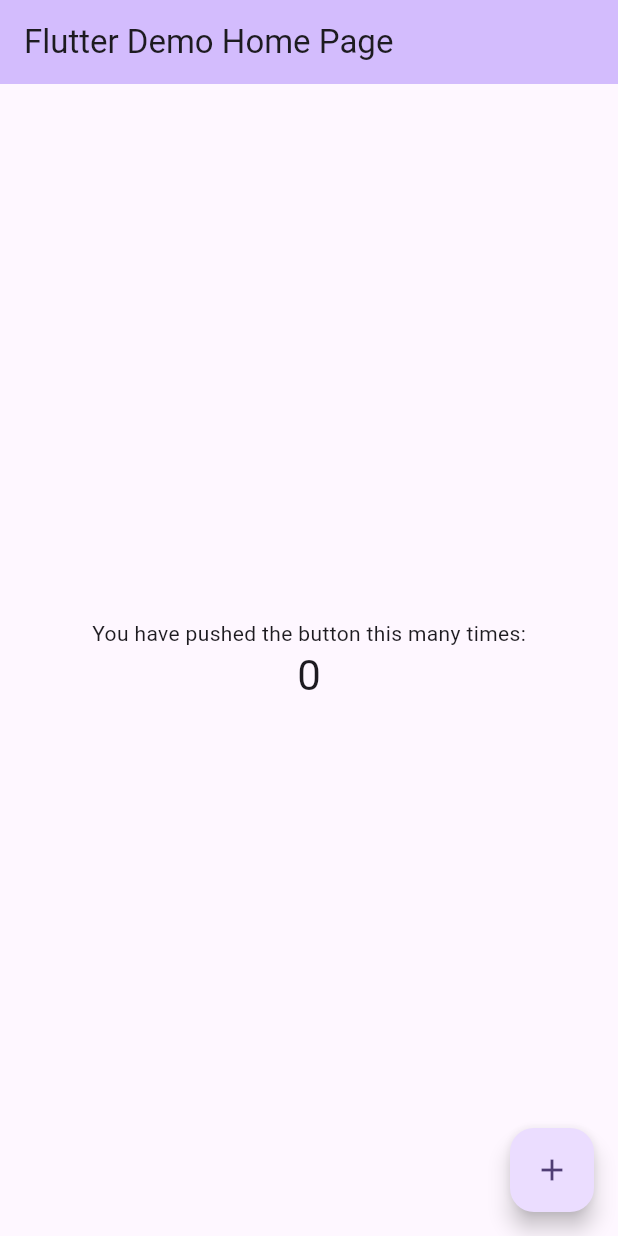
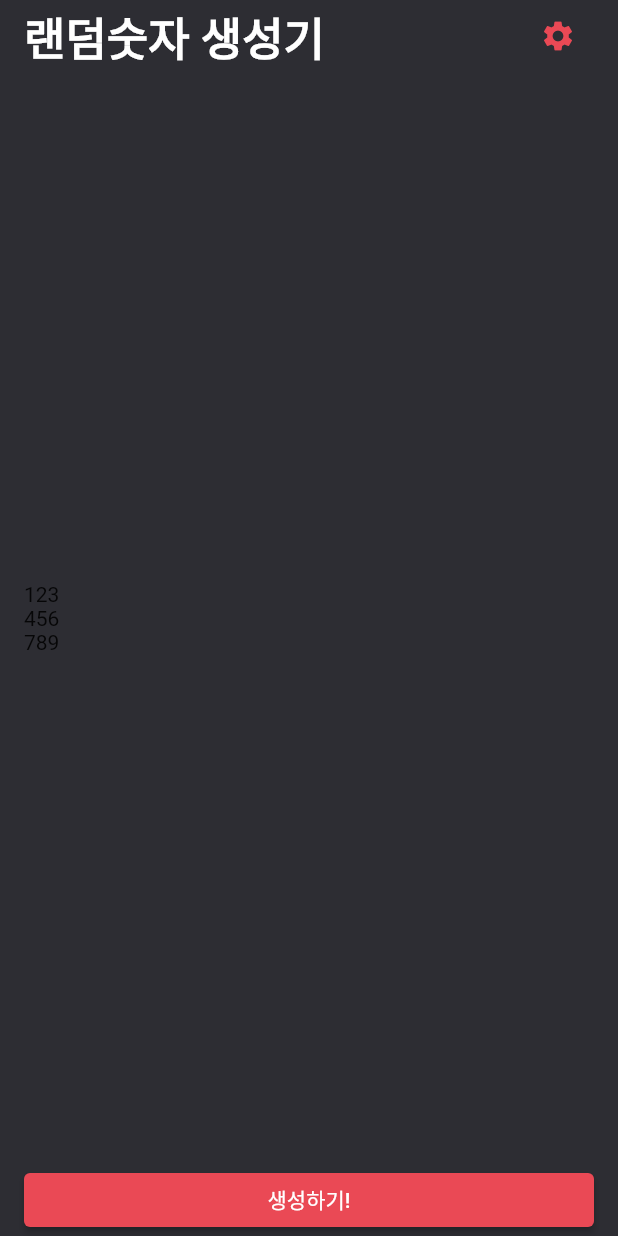
Before and after one commit to gaeguriBanchan/flutter_random_number_generator, a Flutter app: the screen it shows after launch, on a phone screen of 412 x 824 dp. Run offline on Flutter 3.47's test engine with Material 2 defaults, Android fonts, the phone set to English and light mode, and no system bars.

Commit message:
기본 레이아웃 작업

```diff
--- /dev/null
+++ b/lib/constant/color.dart
@@ -0,0 +1,5 @@
+import "package:flutter/material.dart";
+
+const Color primaryColor = Color(0xFF2D2D33);
+const Color redColor = Color(0xFFEA4955);
+const Color blueColor = Color(0xFF549FBF);
--- a/lib/main.dart
+++ b/lib/main.dart
@@ -1,4 +1,5 @@
 import 'package:flutter/material.dart';
+import 'package:flutter_random_number_generator/screen/home_screen.dart';
 
 void main() {
   runApp(const MyApp());
@@ -7,119 +8,10 @@ void main() {
 class MyApp extends StatelessWidget {
   const MyApp({super.key});
 
-  // This widget is the root of your application.
   @override
   Widget build(BuildContext context) {
-    return MaterialApp(
-      title: 'Flutter Demo',
-      theme: ThemeData(
-        // This is the theme of your application.
-        //
-        // TRY THIS: Try running your application with "flutter run". You'll see
-        // the application has a blue toolbar. Then, without quitting the app,
-        // try changing the seedColor in the colorScheme below to Colors.green
-        // and then invoke "hot reload" (save your changes or press the "hot
-        // reload" button in a Flutter-supported IDE, or press "r" if you used
-        // the command line to start the app).
-        //
-        // Notice that the counter didn't reset back to zero; the application
-        // state is not lost during the reload. To reset the state, use hot
-        // restart instead.
-        //
-        // This works for code too, not just values: Most code changes can be
-        // tested with just a hot reload.
-        colorScheme: ColorScheme.fromSeed(seedColor: Colors.deepPurple),
-        useMaterial3: true,
-      ),
-      home: const MyHomePage(title: 'Flutter Demo Home Page'),
+    return const MaterialApp(
+      home: HomeScreen(),
     );
   }
 }
-
-class MyHomePage extends StatefulWidget {
-  const MyHomePage({super.key, required this.title});
-
-  // This widget is the home page of your application. It is stateful, meaning
-  // that it has a State object (defined below) that contains fields that affect
-  // how it looks.
-
-  // This class is the configuration for the state. It holds the values (in this
-  // case the title) provided by the parent (in this case the App widget) and
-  // used by the build method of the State. Fields in a Widget subclass are
-  // always marked "final".
-
-  final String title;
-
-  @override
-  State<MyHomePage> createState() => _MyHomePageState();
-}
-
-class _MyHomePageState extends State<MyHomePage> {
-  int _counter = 0;
-
-  void _incrementCounter() {
-    setState(() {
-      // This call to setState tells the Flutter framework that something has
-      // changed in this State, which causes it to rerun the build method below
-      // so that the display can reflect the updated values. If we changed
-      // _counter without calling setState(), then the build method would not be
-      // called again, and so nothing would appear to happen.
-      _counter++;
-    });
-  }
-
-  @override
-  Widget build(BuildContext context) {
-    // This method is rerun every time setState is called, for instance as done
-    // by the _incrementCounter method above.
-    //
-    // The Flutter framework has been optimized to make rerunning build methods
-    // fast, so that you can just rebuild anything that needs updating rather
-    // than having to individually change instances of widgets.
-    return Scaffold(
-      appBar: AppBar(
-        // TRY THIS: Try changing the color here to a specific color (to
-        // Colors.amber, perhaps?) and trigger a hot reload to see the AppBar
-        // change color while the other colors stay the same.
-        backgroundColor: Theme.of(context).colorScheme.inversePrimary,
-        // Here we take the value from the MyHomePage object that was created by
-        // the App.build method, and use it to set our appbar title.
-        title: Text(widget.title),
-      ),
-      body: Center(
-        // Center is a layout widget. It takes a single child and positions it
-        // in the middle of the parent.
-        child: Column(
-          // Column is also a layout widget. It takes a list of children and
-          // arranges them vertically. By default, it sizes itself to fit its
-          // children horizontally, and tries to be as tall as its parent.
-          //
-          // Column has various properties to control how it sizes itself and
-          // how it positions its children. Here we use mainAxisAlignment to
-          // center the children vertically; the main axis here is the vertical
-          // axis because Columns are vertical (the cross axis would be
-          // horizontal).
-          //
-          // TRY THIS: Invoke "debug painting" (choose the "Toggle Debug Paint"
-          // action in the IDE, or press "p" in the console), to see the
-          // wireframe for each widget.
-          mainAxisAlignment: MainAxisAlignment.center,
-          children: <Widget>[
-            const Text(
-              'You have pushed the button this many times:',
-            ),
-            Text(
-              '$_counter',
-              style: Theme.of(context).textTheme.headlineMedium,
-            ),
-          ],
-        ),
-      ),
-      floatingActionButton: FloatingActionButton(
-        onPressed: _incrementCounter,
-        tooltip: 'Increment',
-        child: const Icon(Icons.add),
-      ), // This trailing comma makes auto-formatting nicer for build methods.
-    );
-  }
-}
--- /dev/null
+++ b/lib/screen/home_screen.dart
@@ -0,0 +1,65 @@
+import 'package:flutter/material.dart';
+import 'package:flutter_random_number_generator/constant/color.dart';
+
+class HomeScreen extends StatelessWidget {
+  const HomeScreen({super.key});
+
+  @override
+  Widget build(BuildContext context) {
+    return Scaffold(
+      backgroundColor: primaryColor,
+      body: SafeArea(
+        child: Padding(
+          padding: const EdgeInsets.symmetric(
+            horizontal: 16.0,
+          ),
+          child: Column(
+            crossAxisAlignment: CrossAxisAlignment.start,
+            children: [
+              Row(
+                mainAxisAlignment: MainAxisAlignment.spaceBetween,
+                children: [
+                  const Text(
+                    '랜덤숫자 생성기',
+                    style: TextStyle(
+                      color: Colors.white,
+                      fontSize: 30.0,
+                      fontWeight: FontWeight.w700,
+                    ),
+                  ),
+                  IconButton(
+                    onPressed: () {},
+                    icon: const Icon(
+                      Icons.settings,
+                      color: redColor,
+                    ),
+                  ),
+                ],
+              ),
+              const Expanded(
+                child: Column(
+                  mainAxisAlignment: MainAxisAlignment.center,
+                  children: [
+                    Text('123'),
+                    Text('456'),
+                    Text('789'),
+                  ],
+                ),
+              ),
+              SizedBox(
+                width: double.infinity,
+                child: ElevatedButton(
+                  style: ElevatedButton.styleFrom(
+                    backgroundColor: redColor,
+                  ),
+                  onPressed: () {},
+                  child: const Text('생성하기!'),
+                ),
+              ),
+            ],
+          ),
+        ),
+      ),
+    );
+  }
+}
--- a/pubspec.yaml
+++ b/pubspec.yaml
@@ -31,7 +31,6 @@ dependencies:
   flutter:
     sdk: flutter
 
-
   # The following adds the Cupertino Icons font to your application.
   # Use with the CupertinoIcons class for iOS style icons.
   cupertino_icons: ^1.0.2
@@ -52,11 +51,13 @@ dev_dependencies:
 
 # The following section is specific to Flutter packages.
 flutter:
-
   # The following line ensures that the Material Icons font is
   # included with your application, so that you can use the icons in
   # the material Icons class.
   uses-material-design: true
+
+  assets:
+    - asset/img/
 
   # To add assets to your application, add an assets section, like this:
   # assets:
```
Also changed, not shown: asset/img/0.png (added), asset/img/1.png (added), asset/img/2.png (added), asset/img/3.png (added), asset/img/4.png (added), asset/img/5.png (added), asset/img/6.png (added), asset/img/7.png (added), asset/img/8.png (added), asset/img/9.png (added).
